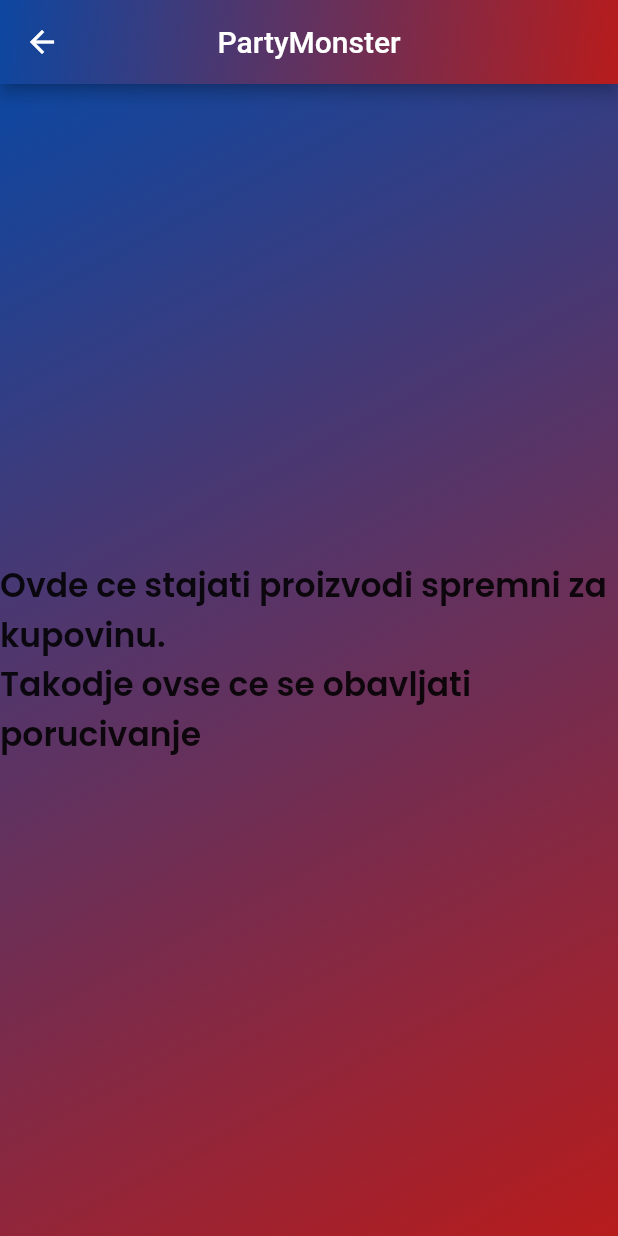
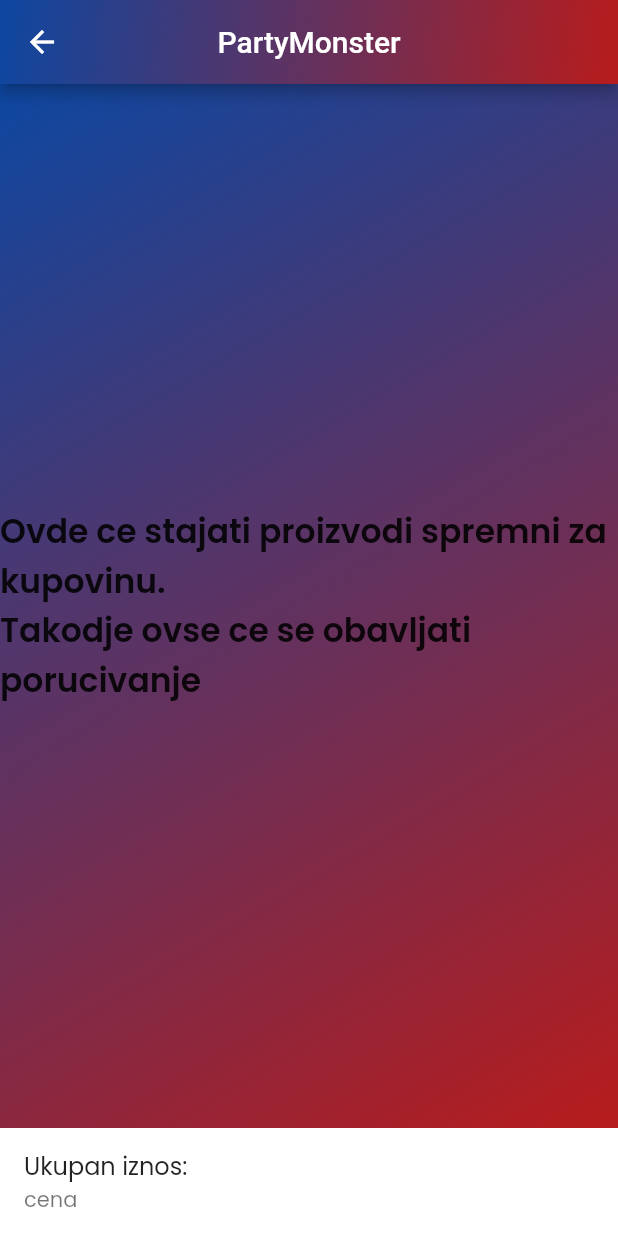
Before and after one commit to matf-pp/2021_Online_prodavnica, a Flutter app: the KorpaPage screen opened directly, on a phone screen of 412 x 824 dp. Run offline on Flutter 3.47's test engine with Material 2 defaults, Android fonts, the light colour scheme and no system bars; our stand-ins replace firebase_core, flutter_spinkit, google_fonts; accounts and stored records are empty.

Commit message:
Ukupna cena(korpa.dart)

```diff
--- a/party_monster/lib/screens/korpa_page.dart
+++ b/party_monster/lib/screens/korpa_page.dart
@@ -21,6 +21,25 @@
                   colors: <Color>[Colors.blue.shade900, Colors.red.shade900])),
         ),
       ),
+      bottomNavigationBar: new Container(
+          color: Colors.white,
+          child: Row(
+            children: <Widget>[
+              Expanded(
+                  child: ListTile(
+                title: new Text("Ukupan iznos:"),
+                subtitle: new Text("cena"),
+              )),
+              Expanded(
+                  child: new MaterialButton(
+                onPressed: () {},
+                child: new Text(
+                  "Placanje",
+                  style: TextStyle(color: Colors.white),
+                ),
+              ))
+            ],
+          )),
       body: Container(
         decoration: BoxDecoration(
             gradient: LinearGradient(
--- a/party_monster/lib/screens/odrasli_page.dart
+++ b/party_monster/lib/screens/odrasli_page.dart
@@ -12,7 +12,7 @@
     return Scaffold(
       appBar: AppBar(
         centerTitle: true,
-        title: Text('Odrasli'),
+        title: Text('Odrasli '),
         flexibleSpace: Container(
           decoration: BoxDecoration(
               gradient: LinearGradient(
```
